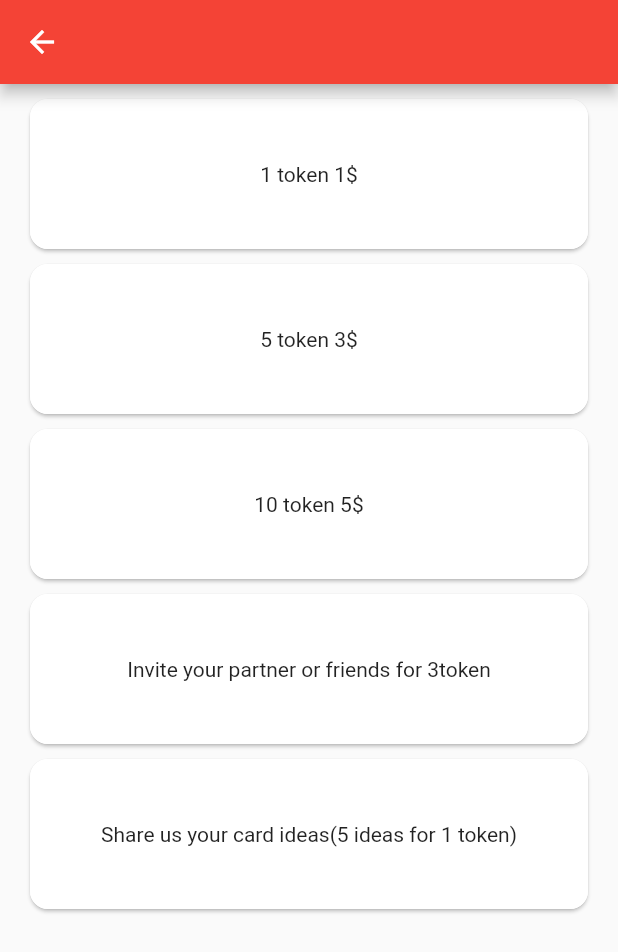
After one commit to FritschGergo/bucketlist, a Flutter app: the screen it shows once a user with an empty profile is signed in, item 4 of the bottom bar chosen, after a tap on "Earn token", on a phone screen of 412 x 824 dp. The commit adds this screen. Shown: the top 952 px of the screen. Run offline on Flutter 3.47's test engine with Material 2 defaults, Android fonts, the phone set to English and light mode, and no system bars; our stand-ins replace cloud_firestore, firebase_auth, firebase_core; accounts and stored records are empty.

Commit message:
earntokenPage, LaterLsit, HomePage Colors,

```diff
--- a/lib/globals.dart
+++ b/lib/globals.dart
@@ -12,3 +12,4 @@ List<Map<String, dynamic>> GlobalCards = [];
 List<String> ownedDeck = [];
 List<String> newDeck = [];
 String currentCardID = "";
+int token = 0;
--- a/lib/loadData.dart
+++ b/lib/loadData.dart
@@ -61,7 +61,9 @@ class LoadMyData{
       globals.host = 2;
       db.collection("users").doc(data["partner"]).get().then((DocumentSnapshot doc) => {
         loadGlobalAsist2(doc)
+
       });
+      globals.token = data["guestToken"];
     }
 
     if (data["host"] == 1)
@@ -69,7 +71,7 @@ class LoadMyData{
       globals.UID = user!.uid;
       globals.host = 1;
       loadGlobalAsist2(doc);
-
+      globals.token = data["hostToken"];
     }
 
     LoadMyData().loadCards().then((value) => {
--- /dev/null
+++ b/lib/pages/erarnToken.dart
@@ -0,0 +1,110 @@
+import 'package:bucketlist/pages/review_page.dart';
+import 'package:cloud_firestore/cloud_firestore.dart';
+import 'package:flutter/material.dart';
+import '../globals.dart' as globals;
+
+class earnToken extends StatefulWidget {
+  const earnToken({super.key});
+
+  @override
+  State<earnToken> createState() => _earnToken();
+}
+
+
+class _earnToken extends State<earnToken>
+    with TickerProviderStateMixin {
+
+  FirebaseFirestore db = FirebaseFirestore.instance;
+
+  void buy(int price) async {
+    String myToken = "hostToken";
+    if(globals.host == 2)
+    {
+      myToken = "guestToken";
+    }
+    await db.collection("users").doc(globals.UID).update({myToken : FieldValue.increment(price)});
+    globals.token = globals.token + price;
+  }
+
+  @override
+  Widget build(BuildContext context) {
+    return Scaffold(
+      appBar: AppBar(
+        leading: IconButton(
+          icon: Icon(Icons.arrow_back),
+          onPressed: () {
+            Navigator.pop(context);
+          },
+        ),
+      ),
+      body: Container(
+        child: ListView(
+          children: [
+            CardItem(
+              title: '1 token 1\$',
+              onTap: () {
+                buy(1);
+                Navigator.pop(context);
+              },
+            ),
+            CardItem(
+              title: '5 token 3\$',
+              onTap: () {
+                buy(5);
+                Navigator.pop(context);
+              },
+            ),
+            CardItem(
+              title: '10 token 5\$',
+              onTap: () {
+                buy(10);
+                Navigator.pop(context);
+              },
+            ),
+            CardItem(
+              title: 'Invite your partner or friends for 3token',
+              onTap: () {
+                // Handle onTap for Card 4
+                Navigator.pop(context);
+              },
+            ),
+            CardItem(
+              title: 'Share us your card ideas(5 ideas for 1 token)',
+              onTap: () {
+                // Handle onTap for Card 5
+                Navigator.pop(context);
+              },
+            ),
+          ],
+        ),
+      ),
+    );
+  }
+
+ Widget CardItem({required String title, required Null Function() onTap}) {
+  return Card(
+
+    shape: RoundedRectangleBorder(
+          side: BorderSide(
+            color: Theme.of(context).colorScheme.outline,
+          ),
+          borderRadius: const BorderRadius.all(Radius.circular(12)),
+        ),
+    margin:EdgeInsets.only(right: 20, left: 20 , top: 10),
+      child: InkWell(
+        onTap: onTap,
+        child :SizedBox(
+        height: 100,
+        child: Center(
+          child: Text(title),
+
+        ),
+      )
+
+    )
+  );
+
+ }
+
+
+}
--- a/lib/pages/home_page.dart
+++ b/lib/pages/home_page.dart
@@ -27,6 +27,7 @@ class _HomePageState extends State<HomePage>
     List<String> newDeck = [];
     List<String> ownedDeck= [];
     List<String> Deck = [];
+    bool laterList = false;
 
 
     if(globals.host == 2)
@@ -36,6 +37,11 @@ class _HomePageState extends State<HomePage>
 
     for(var i in globals.UsersCards)
     {
+      if(i["list"].toString() == "LaterList")
+      {
+        laterList = true;
+      }
+
       if(i["level"] == level)
         {
           if(i[myHost] == 0){
@@ -66,7 +72,6 @@ class _HomePageState extends State<HomePage>
             "level" : level
           });
     }
-
     for (var i in Deck)
     {
       if(!ownedDeck.contains(i)){
@@ -77,24 +82,39 @@ class _HomePageState extends State<HomePage>
         });
       }
     }
-
+    if (laterList){
+          MyData.add({
+                "text": "LaterList",
+                "color": 2,
+                "level" : level
+          });
+    }
     for (var i in ownedDeck)
     {
       if(!newDeck.contains(i))
       {
           MyData.add({
             "text": i,
-            "color": 0,
+            "color": 2,
             "level" : level
-      });
-
+          });
       }
-
     }
 
+    return MyData;
+  }
 
+  Color? myColor(int c){
+    if(c == 0)
+    {
+      return Colors.blue[300];
+    }
+    if(c == 1)
+    {
+      return Colors.red[800];
+    }
+    return Colors.black12;
 
-      return MyData;
   }
 
   Widget MyGridViewWidget(int level){
@@ -111,6 +131,7 @@ class _HomePageState extends State<HomePage>
                    itemBuilder: (BuildContext context, int index) {
                   return Card(
 
+                      color: myColor(MyData[index]["color"]),
                       child:InkWell(
                         onTap: () {
                             globals.currentDeck = MyData[index];
--- a/lib/pages/profile_page.dart
+++ b/lib/pages/profile_page.dart
@@ -5,6 +5,7 @@ import 'package:flutter/material.dart';
 import 'package:flutter/services.dart';
 import '../globals.dart' as globals;
 import 'add_partner.dart';
+import 'erarnToken.dart';
 
 class ProfilePage extends StatelessWidget {
   ProfilePage({Key? key}) : super(key: key);
@@ -37,6 +38,21 @@ class ProfilePage extends StatelessWidget {
 
   }
 
+   Widget ErnTokenbButton(BuildContext context){
+    return ElevatedButton(
+      onPressed: () {
+                Navigator.push(
+                              context,
+                              MaterialPageRoute(builder: (context) =>  earnToken()),
+                            );
+              },
+      child: const Text('Earn token'));
+
+  }
+
+   Widget tokenDisplay() {
+    return Text("You have ${globals.token} token");
+   }
 
 
 
@@ -53,12 +69,14 @@ class ProfilePage extends StatelessWidget {
             mainAxisAlignment: MainAxisAlignment.center,
             children: <Widget>[
               _userUid(),
+              tokenDisplay(),
               _signOutButton(),
               ElevatedButton(onPressed:  () { Navigator.of(context).
                   push( MaterialPageRoute(builder: (context) => add_partner()));
                       },
                      child: const Text('Add')),
               _CopyUidButton(),
+              ErnTokenbButton(context),
 
 
 
--- a/lib/pages/review_page.dart
+++ b/lib/pages/review_page.dart
@@ -36,8 +36,12 @@ class _review_page extends State<review_page> {
 
   void loadData(){
     if(index == 0){
+
+
+
       for (var i in globals.UsersCards){
-          if(i["level"] == globals.currentDeck["level"] && i["deck"] == globals.currentDeck["text"])
+          if((i["level"] == globals.currentDeck["level"] && i["deck"] == globals.currentDeck["text"]) ||
+          globals.currentDeck["text"] == i["list"])           //  ==> Nem egyezhet meg semilyen list semilyn deck nevével!!!
           {
             MyData.add(i);
           }
--- a/lib/pages/view_card.dart
+++ b/lib/pages/view_card.dart
@@ -9,7 +9,7 @@ import '../globals.dart' as globals;
 class view_card extends StatelessWidget {
   FirebaseFirestore db = FirebaseFirestore.instance;
   int index = 0;
-  bool pop = false;
+
 
   _showDeleteConfirmation(BuildContext context){
     showDialog(
```
Also changed, not shown: lib/pages/view_card_home.dart (+68 -3 lines).
